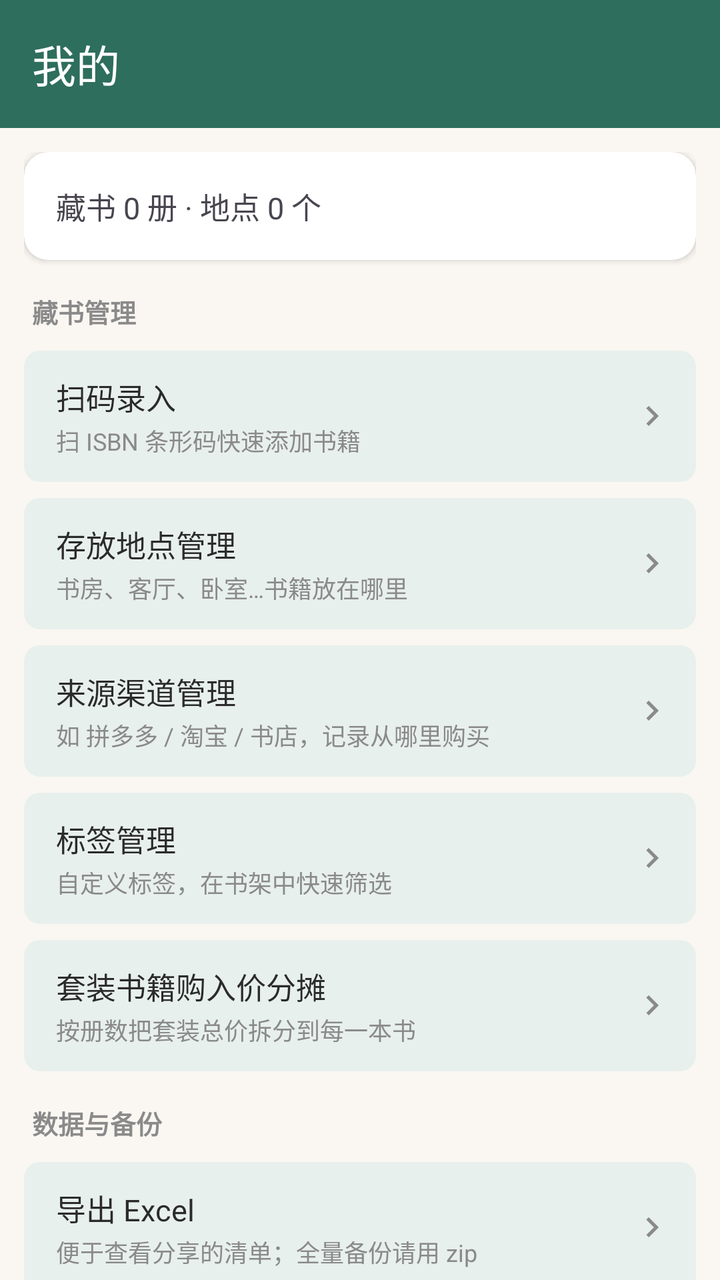
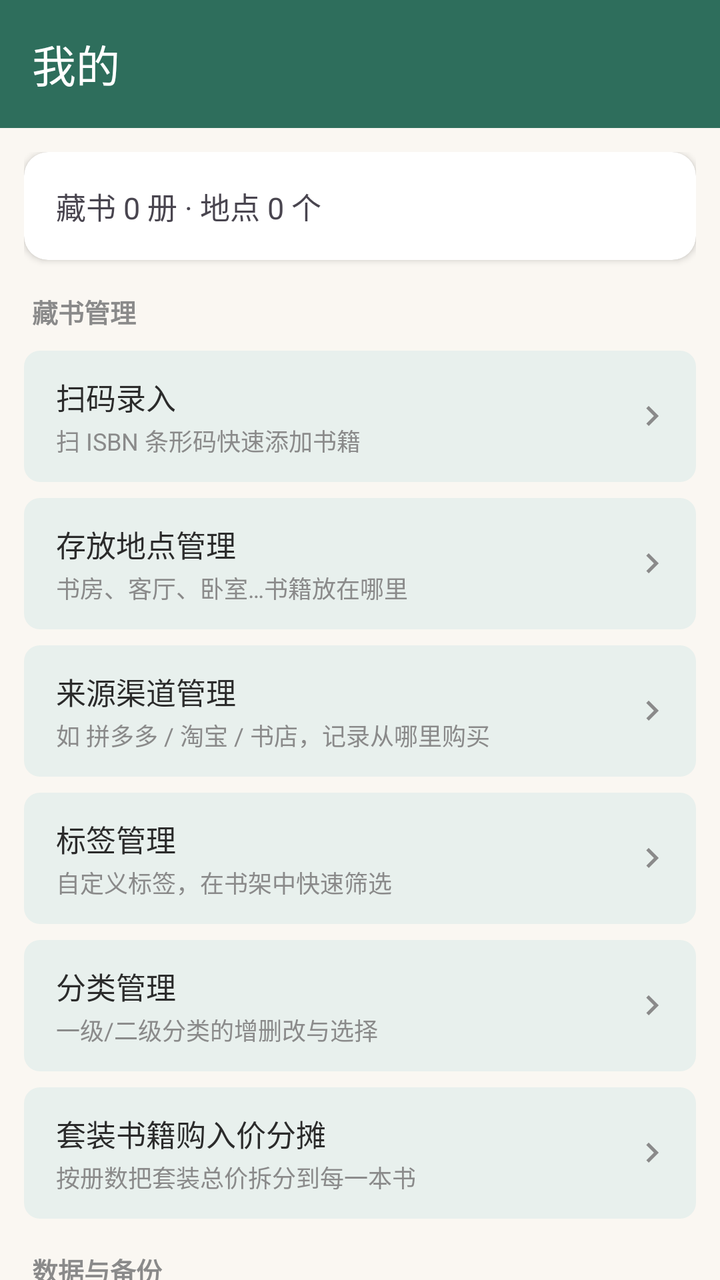

The first picture is an Android layout as it rendered before a commit; the second is the same layout after the commit. The layout source and the unified diff follow.
<!-- AndroidManifest.xml: application theme Theme.Bookshelf -->
<!-- res/layout/fragment_mine.xml -->
<?xml version="1.0" encoding="utf-8"?>
<LinearLayout xmlns:android="http://schemas.android.com/apk/res/android"
    xmlns:app="http://schemas.android.com/apk/res-auto"
    android:layout_width="match_parent"
    android:layout_height="match_parent"
    android:orientation="vertical">

    <com.google.android.material.appbar.MaterialToolbar
        android:layout_width="match_parent"
        android:layout_height="?attr/actionBarSize"
        android:background="?attr/colorPrimary"
        app:title="我的"
        app:titleTextColor="@color/white" />

    <androidx.core.widget.NestedScrollView
        android:layout_width="match_parent"
        android:layout_height="0dp"
        android:layout_weight="1">

        <LinearLayout
            android:layout_width="match_parent"
            android:layout_height="wrap_content"
            android:orientation="vertical"
            android:padding="12dp">

            
            <androidx.cardview.widget.CardView
                android:layout_width="match_parent"
                android:layout_height="wrap_content"
                app:cardCornerRadius="12dp"
                app:cardElevation="2dp">

                <TextView
                    android:id="@+id/tv_summary"
                    android:layout_width="match_parent"
                    android:layout_height="wrap_content"
                    android:padding="16dp"
                    android:textSize="15sp"
                    android:lineSpacingMultiplier="1.5"
                    android:text="藏书 0 册 · 地点 0 个" />
            </androidx.cardview.widget.CardView>

            
            <TextView
                style="@style/MineSectionTitle"
                android:text="藏书管理" />

            
            <LinearLayout
                android:id="@+id/row_scan"
                style="@style/MineRow">

                <LinearLayout
                    android:layout_width="0dp"
                    android:layout_height="wrap_content"
                    android:layout_weight="1"
                    android:orientation="vertical">

                    <TextView
                        style="@style/MineRowTitle"
                        android:text="扫码录入" />

                    <TextView
                        style="@style/MineRowSubtitle"
                        android:text="扫 ISBN 条形码快速添加书籍" />
                </LinearLayout>

                <ImageView
                    android:layout_width="20dp"
                    android:layout_height="20dp"
                    android:layout_marginStart="8dp"
                    android:src="@drawable/ic_arrow_right"
                    app:tint="@color/text_sub" />
            </LinearLayout>

            <LinearLayout
                android:id="@+id/row_location"
                style="@style/MineRow">

                <LinearLayout
                    android:layout_width="0dp"
                    android:layout_height="wrap_content"
                    android:layout_weight="1"
                    android:orientation="vertical">

                    <TextView
                        style="@style/MineRowTitle"
                        android:text="存放地点管理" />

                    <TextView
                        style="@style/MineRowSubtitle"
                        android:text="书房、客厅、卧室…书籍放在哪里" />
                </LinearLayout>

                <ImageView
                    android:layout_width="20dp"
                    android:layout_height="20dp"
                    android:layout_marginStart="8dp"
                    android:src="@drawable/ic_arrow_right"
                    app:tint="@color/text_sub" />
            </LinearLayout>

            <LinearLayout
                android:id="@+id/row_source"
                style="@style/MineRow">

                <LinearLayout
                    android:layout_width="0dp"
                    android:layout_height="wrap_content"
                    android:layout_weight="1"
                    android:orientation="vertical">

                    <TextView
                        style="@style/MineRowTitle"
                        android:text="来源渠道管理" />

                    <TextView
                        style="@style/MineRowSubtitle"
                        android:text="如 拼多多 / 淘宝 / 书店，记录从哪里购买" />
                </LinearLayout>

                <ImageView
                    android:layout_width="20dp"
                    android:layout_height="20dp"
                    android:layout_marginStart="8dp"
                    android:src="@drawable/ic_arrow_right"
                    app:tint="@color/text_sub" />
            </LinearLayout>

            <LinearLayout
                android:id="@+id/row_tag"
                style="@style/MineRow">

                <LinearLayout
                    android:layout_width="0dp"
                    android:layout_height="wrap_content"
                    android:layout_weight="1"
                    android:orientation="vertical">

                    <TextView
                        style="@style/MineRowTitle"
                        android:text="标签管理" />

                    <TextView
                        style="@style/MineRowSubtitle"
                        android:text="自定义标签，在书架中快速筛选" />
                </LinearLayout>

                <ImageView
                    android:layout_width="20dp"
                    android:layout_height="20dp"
                    android:layout_marginStart="8dp"
                    android:src="@drawable/ic_arrow_right"
                    app:tint="@color/text_sub" />
            </LinearLayout>

            <LinearLayout
                android:id="@+id/row_split"
                style="@style/MineRow">

                <LinearLayout
                    android:layout_width="0dp"
                    android:layout_height="wrap_content"
                    android:layout_weight="1"
                    android:orientation="vertical">

                    <TextView
                        style="@style/MineRowTitle"
                        android:text="套装书籍购入价分摊" />

                    <TextView
                        style="@style/MineRowSubtitle"
                        android:text="按册数把套装总价拆分到每一本书" />
                </LinearLayout>

                <ImageView
                    android:layout_width="20dp"
                    android:layout_height="20dp"
                    android:layout_marginStart="8dp"
                    android:src="@drawable/ic_arrow_right"
                    app:tint="@color/text_sub" />
            </LinearLayout>

            
            <TextView
                style="@style/MineSectionTitle"
                android:text="数据与备份" />

            <LinearLayout
                android:id="@+id/row_export"
                style="@style/MineRow">

                <LinearLayout
                    android:layout_width="0dp"
                    android:layout_height="wrap_content"
                    android:layout_weight="1"
                    android:orientation="vertical">

                    <TextView
                        style="@style/MineRowTitle"
                        android:text="导出 Excel" />

                    <TextView
                        style="@style/MineRowSubtitle"
                        android:text="便于查看分享的清单；全量备份请用 zip" />
                </LinearLayout>

                <ImageView
                    android:layout_width="20dp"
                    android:layout_height="20dp"
                    android:layout_marginStart="8dp"
                    android:src="@drawable/ic_arrow_right"
                    app:tint="@color/text_sub" />
            </LinearLayout>

            <LinearLayout
                android:id="@+id/row_import"
                style="@style/MineRow">

                <LinearLayout
                    android:layout_width="0dp"
                    android:layout_height="wrap_content"
                    android:layout_weight="1"
                    android:orientation="vertical">

                    <TextView
                        style="@style/MineRowTitle"
                        android:text="导入备份" />

                    <TextView
                        style="@style/MineRowSubtitle"
                        android:text="zip 整包全量恢复 / xlsx 合并导入" />
                </LinearLayout>

                <ImageView
                    android:layout_width="20dp"
                    android:layout_height="20dp"
                    android:layout_marginStart="8dp"
                    android:src="@drawable/ic_arrow_right"
                    app:tint="@color/text_sub" />
            </LinearLayout>

            <LinearLayout
                android:id="@+id/row_auto_backup"
                style="@style/MineRow">

                <LinearLayout
                    android:layout_width="0dp"
                    android:layout_height="wrap_content"
                    android:layout_weight="1"
                    android:orientation="vertical">

                    <TextView
                        style="@style/MineRowTitle"
                        android:text="自动备份" />

                    <TextView
                        android:id="@+id/tv_auto_backup_state"
                        style="@style/MineRowSubtitle"
                        android:text="已关闭" />
                </LinearLayout>

                <ImageView
                    android:layout_width="20dp"
                    android:layout_height="20dp"
                    android:layout_marginStart="8dp"
                    android:src="@drawable/ic_arrow_right"
                    app:tint="@color/text_sub" />
            </LinearLayout>

            <LinearLayout
                android:id="@+id/row_backup_dir"
                style="@style/MineRow">

                <LinearLayout
                    android:layout_width="0dp"
                    android:layout_height="wrap_content"
                    android:layout_weight="1"
                    android:orientation="vertical">

                    <TextView
                        style="@style/MineRowTitle"
                        android:text="备份文件夹" />

                    <TextView
                        android:id="@+id/tv_backup_dir_name"
                        style="@style/MineRowSubtitle"
                        android:text="未选择" />
                </LinearLayout>

                <ImageView
                    android:layout_width="20dp"
                    android:layout_height="20dp"
                    android:layout_marginStart="8dp"
                    android:src="@drawable/ic_arrow_right"
                    app:tint="@color/text_sub" />
            </LinearLayout>

            
            <TextView
                style="@style/MineSectionTitle"
                android:text="应用更新" />

            <LinearLayout
                android:id="@+id/row_update_toggle"
                style="@style/MineRow">

                <LinearLayout
                    android:layout_width="0dp"
                    android:layout_height="wrap_content"
                    android:layout_weight="1"
                    android:orientation="vertical">

                    <TextView
                        style="@style/MineRowTitle"
                        android:text="启动时检查应用更新" />

                    <TextView
                        android:id="@+id/tv_update_toggle_state"
                        style="@style/MineRowSubtitle"
                        android:text="已开启（发现新版本时提醒）" />
                </LinearLayout>

                <ImageView
                    android:layout_width="20dp"
                    android:layout_height="20dp"
                    android:layout_marginStart="8dp"
                    android:src="@drawable/ic_arrow_right"
                    app:tint="@color/text_sub" />
            </LinearLayout>

            <LinearLayout
                android:id="@+id/row_check_update"
                style="@style/MineRow">

                <LinearLayout
                    android:layout_width="0dp"
                    android:layout_height="wrap_content"
                    android:layout_weight="1"
                    android:orientation="vertical">

                    <TextView
                        style="@style/MineRowTitle"
                        android:text="检查应用更新" />

                    <TextView
                        style="@style/MineRowSubtitle"
                        android:text="手动检查是否有新版本" />
                </LinearLayout>

                <ImageView
                    android:layout_width="20dp"
                    android:layout_height="20dp"
                    android:layout_marginStart="8dp"
                    android:src="@drawable/ic_arrow_right"
                    app:tint="@color/text_sub" />
            </LinearLayout>

            
            <TextView
                style="@style/MineSectionTitle"
                android:text="设置" />

            <LinearLayout
                android:id="@+id/row_api"
                style="@style/MineRow">

                <LinearLayout
                    android:layout_width="0dp"
                    android:layout_height="wrap_content"
                    android:layout_weight="1"
                    android:orientation="vertical">

                    <TextView
                        style="@style/MineRowTitle"
                        android:text="API 设置" />

                    <TextView
                        style="@style/MineRowSubtitle"
                        android:text="ISBN 数据源与鉴权配置" />
                </LinearLayout>

                <ImageView
                    android:layout_width="20dp"
                    android:layout_height="20dp"
                    android:layout_marginStart="8dp"
                    android:src="@drawable/ic_arrow_right"
                    app:tint="@color/text_sub" />
            </LinearLayout>

            <LinearLayout
                android:id="@+id/row_theme"
                style="@style/MineRow">

                <LinearLayout
                    android:layout_width="0dp"
                    android:layout_height="wrap_content"
                    android:layout_weight="1"
                    android:orientation="vertical">

                    <TextView
                        style="@style/MineRowTitle"
                        android:text="主题颜色" />

                    <TextView
                        android:id="@+id/tv_theme_state"
                        style="@style/MineRowSubtitle"
                        android:text="当前：墨绿" />
                </LinearLayout>

                <ImageView
                    android:layout_width="20dp"
                    android:layout_height="20dp"
                    android:layout_marginStart="8dp"
                    android:src="@drawable/ic_arrow_right"
                    app:tint="@color/text_sub" />
            </LinearLayout>

            
            <LinearLayout
                android:id="@+id/row_feedback_email"
                style="@style/MineRow">

                <LinearLayout
                    android:layout_width="0dp"
                    android:layout_height="wrap_content"
                    android:layout_weight="1"
                    android:orientation="vertical">

                    <TextView
                        style="@style/MineRowTitle"
                        android:text="邮件反馈" />

                    <TextView
                        style="@style/MineRowSubtitle"
                        android:text="baiduren69@outlook.com（点击直接写信）" />
                </LinearLayout>

                <ImageView
                    android:layout_width="20dp"
                    android:layout_height="20dp"
                    android:layout_marginStart="8dp"
                    android:src="@drawable/ic_arrow_right"
                    app:tint="@color/text_sub" />
            </LinearLayout>

            <LinearLayout
                android:id="@+id/row_feedback_github"
                style="@style/MineRow">

                <LinearLayout
                    android:layout_width="0dp"
                    android:layout_height="wrap_content"
                    android:layout_weight="1"
                    android:orientation="vertical">

                    <TextView
                        style="@style/MineRowTitle"
                        android:text="GitHub Issues 反馈" />

                    <TextView
                        style="@style/MineRowSubtitle"
                        android:text="浏览器打开 Issue 提交页" />
                </LinearLayout>

                <ImageView
                    android:layout_width="20dp"
                    android:layout_height="20dp"
                    android:layout_marginStart="8dp"
                    android:src="@drawable/ic_arrow_right"
                    app:tint="@color/text_sub" />
            </LinearLayout>

            <LinearLayout
                android:id="@+id/row_about"
                style="@style/MineRow">

                <LinearLayout
                    android:layout_width="0dp"
                    android:layout_height="wrap_content"
                    android:layout_weight="1"
                    android:orientation="vertical">

                    <TextView
                        style="@style/MineRowTitle"
                        android:text="关于与免责声明" />

                    <TextView
                        android:id="@+id/tv_about_state"
                        style="@style/MineRowSubtitle"
                        android:text="版本与作者信息" />
                </LinearLayout>

                <ImageView
                    android:layout_width="20dp"
                    android:layout_height="20dp"
                    android:layout_marginStart="8dp"
                    android:src="@drawable/ic_arrow_right"
                    app:tint="@color/text_sub" />
            </LinearLayout>

            
            <View
                android:layout_width="match_parent"
                android:layout_height="1dp"
                android:layout_marginTop="14dp"
                android:background="@color/divider_soft" />

            
            <LinearLayout
                android:id="@+id/row_reward"
                android:layout_width="match_parent"
                android:layout_height="wrap_content"
                android:layout_marginTop="10dp"
                android:background="@drawable/bg_chip"
                android:clickable="true"
                android:focusable="true"
                android:foreground="?attr/selectableItemBackground"
                android:gravity="center_vertical"
                android:padding="14dp">

                <ImageView
                    android:layout_width="44dp"
                    android:layout_height="44dp"
                    android:background="@drawable/bg_icon_blue"
                    android:padding="11dp"
                    android:src="@drawable/ic_heart"
                    app:tint="@color/white" />

                <LinearLayout
                    android:layout_width="0dp"
                    android:layout_height="wrap_content"
                    android:layout_marginStart="12dp"
                    android:layout_weight="1"
                    android:orientation="vertical">

                    <TextView
                        android:layout_width="wrap_content"
                        android:layout_height="wrap_content"
                        android:text="请我喝杯咖啡 ☕"
                        android:textColor="@color/text_main"
                        android:textSize="16sp"
                        android:textStyle="bold" />

                    <TextView
                        android:layout_width="wrap_content"
                        android:layout_height="wrap_content"
                        android:layout_marginTop="2dp"
                        android:text="如果您觉得这个应用对您有帮助"
                        android:textColor="@color/text_sub"
                        android:textSize="12sp" />
                </LinearLayout>

                <ImageView
                    android:layout_width="20dp"
                    android:layout_height="20dp"
                    android:src="@drawable/ic_arrow_right"
                    app:tint="@color/text_sub" />
            </LinearLayout>
        </LinearLayout>
    </androidx.core.widget.NestedScrollView>
</LinearLayout>
<!-- resources referenced by this layout -->
<resources>
  <color name="divider_soft">#14000000</color>
  <color name="text_main">#2B2B2B</color>
  <color name="text_sub">#8A8A8A</color>
  <color name="white">#FFFFFF</color>
  <!-- drawable bg_chip (drawable) -->
  <?xml version="1.0" encoding="utf-8"?>
  <shape xmlns:android="http://schemas.android.com/apk/res/android" android:shape="rectangle">
      <solid android:color="@color/chip_bg" />
      <corners android:radius="8dp" />
  </shape>
  <!-- drawable bg_icon_blue (drawable) -->
  <?xml version="1.0" encoding="utf-8"?>
  <shape xmlns:android="http://schemas.android.com/apk/res/android"
      android:shape="rectangle">
      <solid android:color="#1677FF" />
      <corners android:radius="12dp" />
  </shape>
  <!-- drawable ic_arrow_right (drawable) -->
  <?xml version="1.0" encoding="utf-8"?>
  <vector xmlns:android="http://schemas.android.com/apk/res/android"
      android:width="24dp"
      android:height="24dp"
      android:viewportWidth="24"
      android:viewportHeight="24">
      <path
          android:fillColor="#FFFFFF"
          android:pathData="M8.59,16.59L13.17,12 8.59,7.41 10,6l6,6 -6,6 -1.41,-1.41z" />
  </vector>
  <!-- drawable ic_heart (drawable) -->
  <?xml version="1.0" encoding="utf-8"?>
  <vector xmlns:android="http://schemas.android.com/apk/res/android"
      android:width="24dp"
      android:height="24dp"
      android:viewportWidth="24"
      android:viewportHeight="24">
      <path
          android:fillColor="#FFFFFF"
          android:pathData="M12,21.35l-1.45,-1.32C5.4,15.36 2,12.28 2,8.5 2,5.42 4.42,3 7.5,3c1.74,0 3.41,0.81 4.5,2.09C13.09,3.81 14.76,3 16.5,3 19.58,3 22,5.42 22,8.5c0,3.78 -3.4,6.86 -8.55,11.54L12,21.35z" />
  </vector>
  <style name="MineRowSubtitle">
          <item name="android:layout_width">wrap_content</item>
          <item name="android:layout_height">wrap_content</item>
          <item name="android:layout_marginTop">2dp</item>
          <item name="android:textColor">@color/text_sub</item>
          <item name="android:textSize">12sp</item>
      </style>
  <style name="MineRowTitle">
          <item name="android:layout_width">wrap_content</item>
          <item name="android:layout_height">wrap_content</item>
          <item name="android:textColor">@color/text_main</item>
          <item name="android:textSize">15sp</item>
      </style>
  <style name="MineSectionTitle">
          <item name="android:layout_width">match_parent</item>
          <item name="android:layout_height">wrap_content</item>
          <item name="android:layout_marginTop">16dp</item>
          <item name="android:layout_marginBottom">2dp</item>
          <item name="android:paddingStart">4dp</item>
          <item name="android:textColor">@color/text_sub</item>
          <item name="android:textSize">13sp</item>
          <item name="android:textStyle">bold</item>
      </style>
  <style name="Theme.Bookshelf" parent="Theme.Material3.Light.NoActionBar">
          <item name="colorPrimary">@color/primary</item>
          <item name="colorPrimaryVariant">@color/primary_dark</item>
          <item name="colorSecondary">@color/accent</item>
          <item name="android:colorBackground">@color/bg_page</item>
          <item name="android:statusBarColor">@color/primary_dark</item>
          
          <item name="chip_bg">@color/chip_bg</item>
      </style>
  <color name="chip_bg">#E8F0ED</color>
  <color name="primary">#2E6E5C</color>
  <color name="primary_dark">#1F4D40</color>
  <color name="accent">#C08A3E</color>
  <color name="bg_page">#FAF7F2</color>
  <!-- unchanged entries left out for length: 1 -->
</resources>

<!-- the commit's change to res/layout/fragment_mine.xml (unified diff, before → after) -->
@@ -144,6 +144,34 @@
                     <TextView
                         style="@style/MineRowSubtitle"
                         android:text="自定义标签，在书架中快速筛选" />
+                </LinearLayout>
+
+                <ImageView
+                    android:layout_width="20dp"
+                    android:layout_height="20dp"
+                    android:layout_marginStart="8dp"
+                    android:src="@drawable/ic_arrow_right"
+                    app:tint="@color/text_sub" />
+            </LinearLayout>
+
+            
+            <LinearLayout
+                android:id="@+id/row_category"
+                style="@style/MineRow">
+
+                <LinearLayout
+                    android:layout_width="0dp"
+                    android:layout_height="wrap_content"
+                    android:layout_weight="1"
+                    android:orientation="vertical">
+
+                    <TextView
+                        style="@style/MineRowTitle"
+                        android:text="分类管理" />
+
+                    <TextView
+                        style="@style/MineRowSubtitle"
+                        android:text="一级/二级分类的增删改与选择" />
                 </LinearLayout>
 
                 <ImageView
